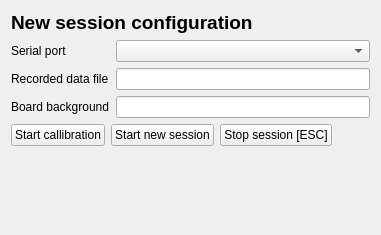
Old version of the form mainwindow.ui in the repository ntrfrnc/eye-tracker.
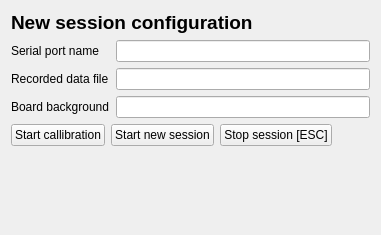
New version of the form.

The edit to the form file:
```diff
--- a/mainwindow.ui
+++ b/mainwindow.ui
@@ -29,17 +29,7 @@
          </size>
         </property>
         <property name="text">
-         <string>Serial port</string>
-        </property>
-       </widget>
-      </item>
-      <item row="2" column="1">
-       <widget class="QComboBox" name="serialPortComboBox">
-        <property name="maximumSize">
-         <size>
-          <width>16777215</width>
-          <height>16777215</height>
-         </size>
+         <string>Serial port name</string>
         </property>
        </widget>
       </item>
@@ -83,6 +73,9 @@
       <item row="4" column="1">
        <widget class="QLineEdit" name="boardBgLineEdit"/>
       </item>
+      <item row="2" column="1">
+       <widget class="QLineEdit" name="serialPortNameLineEdit"/>
+      </item>
      </layout>
     </item>
     <item>
```
